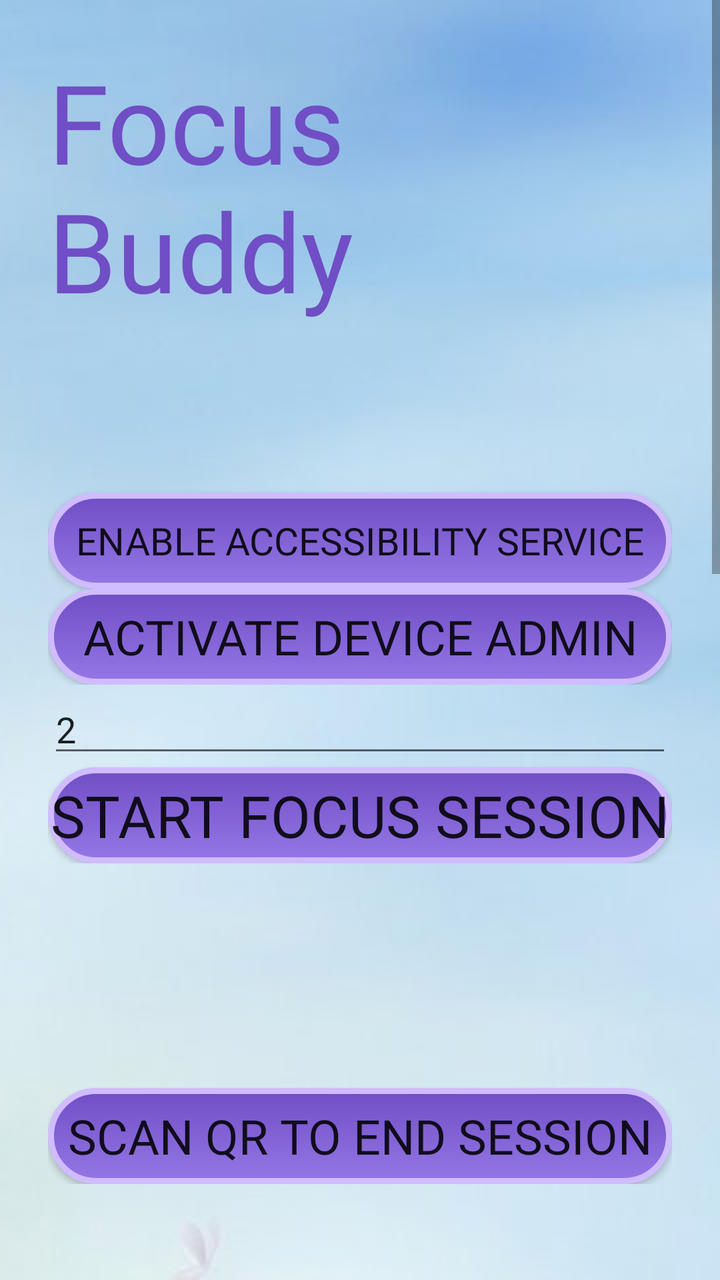
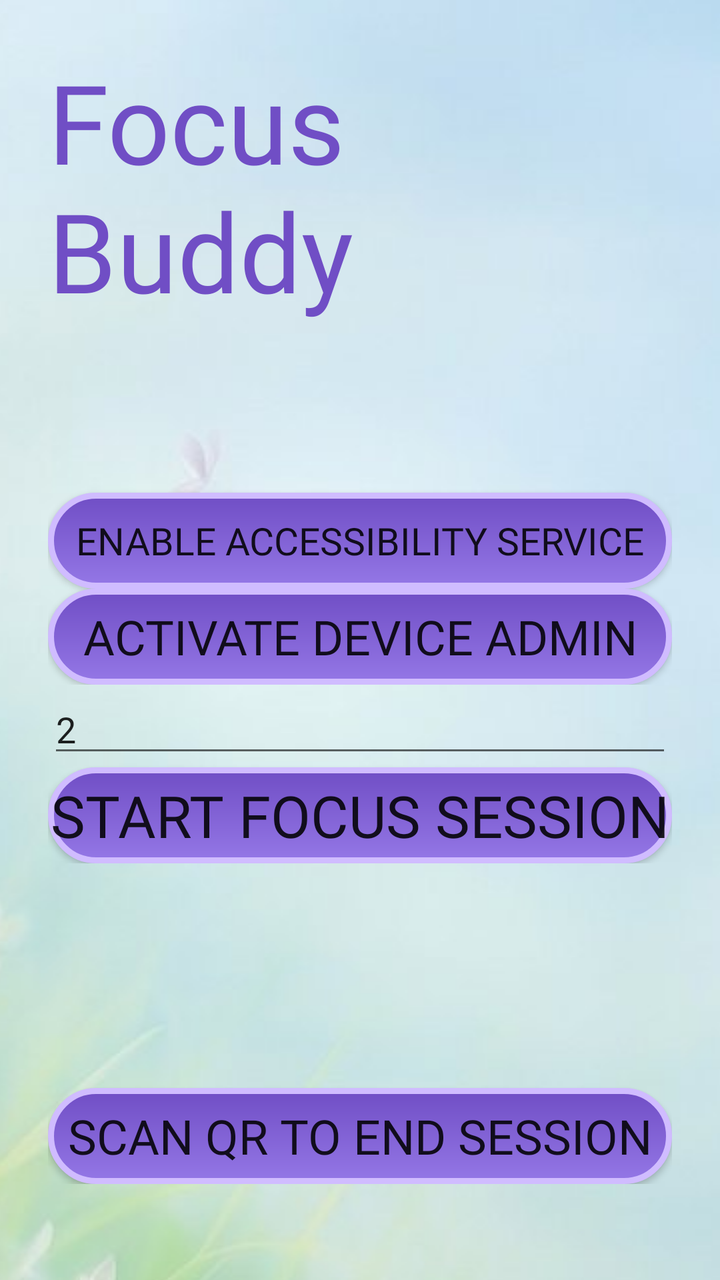

The first picture is an Android layout as it rendered before a commit; the second is the same layout after the commit. The layout source and the unified diff follow.
<!-- AndroidManifest.xml: application theme android:Theme.Material.Light.NoActionBar -->
<!-- res/layout/activity_main.xml -->
<?xml version="1.0" encoding="utf-8"?>
<ScrollView xmlns:android="http://schemas.android.com/apk/res/android"
    android:layout_width="match_parent"
    android:layout_height="match_parent"
    android:fillViewport="true">

    <LinearLayout
        android:layout_width="match_parent"
        android:layout_height="wrap_content"
        android:orientation="vertical"
        android:padding="24dp"
        android:background="@drawable/activity_background">

        <TextView
            android:layout_width="wrap_content"
            android:layout_height="wrap_content"
            android:fontFamily="@font/super_frog"
            android:text="@string/app_name"
            android:textColor="@color/primary_dark"
            android:textSize="55sp" />

        <TextView
            android:id="@+id/tvStatus"
            android:layout_width="match_parent"
            android:layout_height="wrap_content"
            android:paddingTop="8dp"
            android:paddingBottom="24dp"
            android:textSize="16sp" />

        
        <LinearLayout
            android:id="@+id/setupGroup"
            android:layout_width="match_parent"
            android:layout_height="wrap_content"
            android:orientation="vertical">

            <TextView
                android:id="@+id/tvSetup"
                android:layout_width="match_parent"
                android:layout_height="wrap_content"
                android:paddingBottom="12dp" />

            <Button
                android:id="@+id/btnAccessibility"
                style="@style/BaseButtonStyle"
                android:text="Enable accessibility service" />

            <Button
                android:id="@+id/btnAdmin"
                style="@style/BaseButtonStyle"
                android:text="Activate device admin" />
        </LinearLayout>

        
        <LinearLayout
            android:id="@+id/startGroup"
            android:layout_width="match_parent"
            android:layout_height="wrap_content"
            android:orientation="vertical">

            <EditText
                android:id="@+id/etHours"
                android:layout_width="match_parent"
                android:layout_height="wrap_content"
                android:hint="Session length (hours)"
                android:inputType="numberDecimal"
                android:text="2" />

            <Button
                android:id="@+id/btnStart"
                style="@style/BaseButtonStyle"
                android:text="Start focus session"
                />
        </LinearLayout>

        
        <LinearLayout
            android:id="@+id/activeGroup"
            android:layout_width="match_parent"
            android:layout_height="wrap_content"
            android:orientation="vertical">

            <TextView
                android:id="@+id/tvCountdown"
                android:layout_width="match_parent"
                android:layout_height="wrap_content"
                android:gravity="center"
                android:padding="24dp"
                android:textSize="48sp" />

            <Button
                android:id="@+id/btnScan"
                style="@style/BaseButtonStyle"
                android:text="Scan QR to end session" />
        </LinearLayout>
    </LinearLayout>
</ScrollView>
<!-- resources referenced by this layout -->
<resources>
  <color name="primary_dark">#704EC5</color>
  <!-- drawable activity_background (drawable) -->
  <?xml version="1.0" encoding="utf-8"?>
  <bitmap xmlns:android="http://schemas.android.com/apk/res/android"
      android:src="@drawable/background"
      android:gravity="center"
      android:tileMode="disabled" />
  <string name="app_name">Focus Buddy</string>
  <style name="BaseButtonStyle">
          <item name="android:layout_width">match_parent</item>
          <item name="android:layout_height">wrap_content</item>
          <item name="android:background">@drawable/base_button_shape</item>
          <item name="android:fontFamily">@font/super_frog</item>
  
          <item name="android:autoSizeTextType">uniform</item>
          <item name="android:autoSizeMinTextSize">14sp</item>
          <item name="android:autoSizeMaxTextSize">30sp</item>
          <item name="android:autoSizeStepGranularity">5sp</item>
      </style>
  <!-- drawable background: jpg bitmap (drawable, 65327 bytes) -->
  <!-- drawable base_button_shape (drawable) -->
  <shape xmlns:android="http://schemas.android.com/apk/res/android"
      android:shape="rectangle">
  
      <gradient
          android:angle="270"
          android:startColor="@color/primary_dark"
          android:endColor="@color/primary"
          android:type="linear" />
  
      <corners android:radius="50dp" />
  
      <stroke
          android:width="3dp"
          android:color="@color/accent" />
  
  </shape>
  <color name="primary">#9477E6</color>
  <color name="accent">#D0BCFF</color>
</resources>

<!-- the commit's change to res/layout/activity_main.xml (unified diff, before → after) -->
@@ -1,9 +1,8 @@
 <?xml version="1.0" encoding="utf-8"?>
-<ScrollView xmlns:android="http://schemas.android.com/apk/res/android"
+<LinearLayout xmlns:android="http://schemas.android.com/apk/res/android"
     android:layout_width="match_parent"
     android:layout_height="match_parent"
     android:fillViewport="true">
-
     <LinearLayout
         android:layout_width="match_parent"
         android:layout_height="wrap_content"
@@ -94,4 +93,4 @@
                 android:text="Scan QR to end session" />
         </LinearLayout>
     </LinearLayout>
-</ScrollView>
+</LinearLayout>
